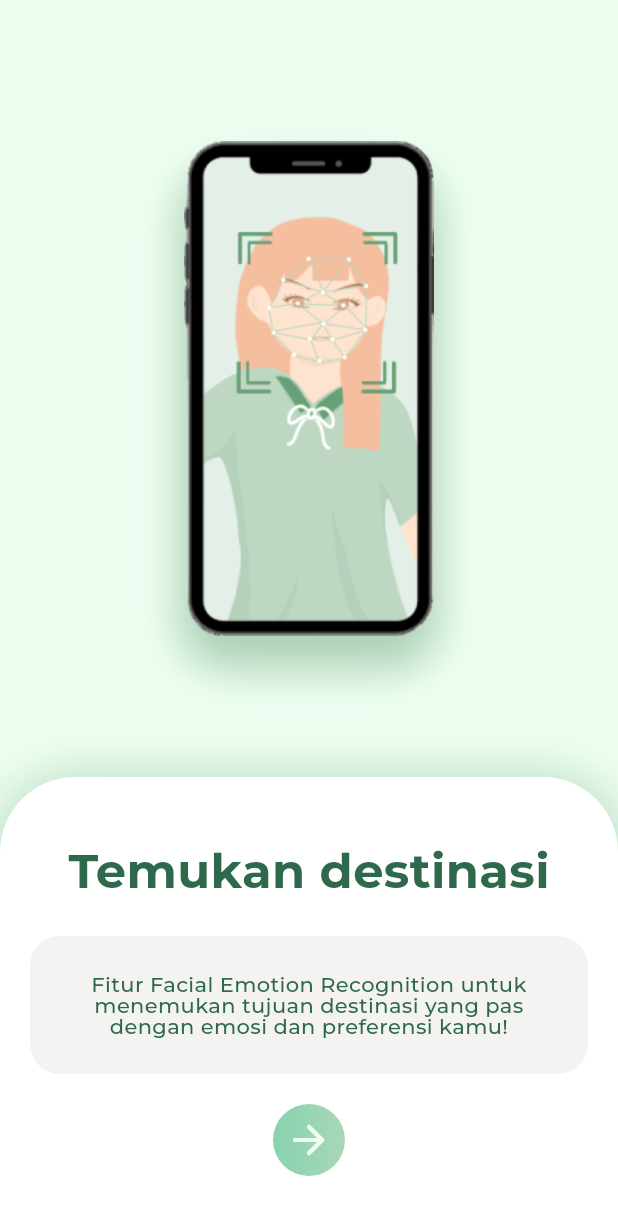
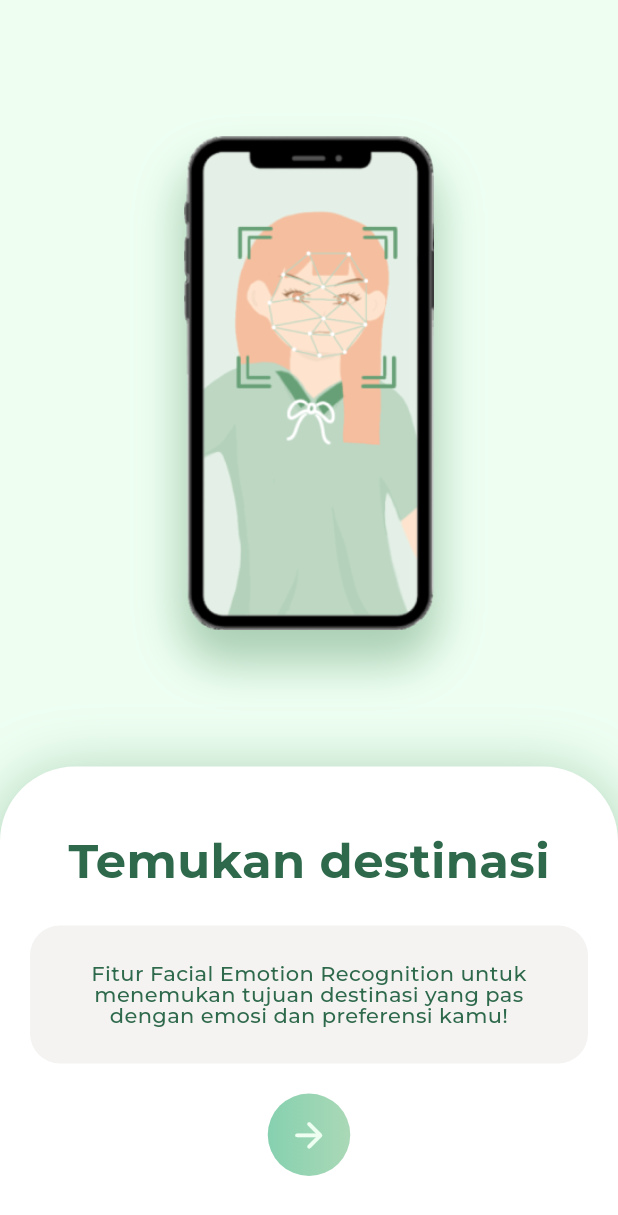
Before and after one commit to tatxha/vanira, a Flutter app: the Welcome2Page screen opened directly, on a phone screen of 412 x 824 dp. Shown: the top 1215 px of the screen. Run offline on Flutter 3.47's test engine with Material 3 defaults, Android fonts, the phone set to English and light mode, and no system bars; our stand-ins replace carousel_slider, smooth_page_indicator; project files that could hold a hidden picture were left out.

Commit message:
fixed next button sizing

```diff
--- a/lib/pages/home_page.dart
+++ b/lib/pages/home_page.dart
@@ -104,10 +104,10 @@ class _HomePageState extends State<HomePage> with AppMixin{
                       mainAxisAlignment: MainAxisAlignment.center,
                       children: [
                         Text("Cari Tempat Wisata"),
-                        Text("Temukan tempat wisata yang sesuai dengan kepribadian kamu dengan Trip Matcher!"),
+                        // Text("Temukan tempat wisata yang sesuai dengan kepribadian kamu dengan Trip Matcher!"),
                         NextButton(
                           onPressed: (){},
-                          size: 20,
+                          size: 32,
                         )
                       ],
                     ),
--- a/lib/templates/buttons/next_button.dart
+++ b/lib/templates/buttons/next_button.dart
@@ -8,12 +8,13 @@ class NextButton extends StatelessWidget with AppMixin {
 
   NextButton({
     required this.onPressed,
-    this.size = 32,
+    this.size = 55,
   });
 
   @override
   Widget build(BuildContext context) {
     return Container(
+      height: size,
       child: TextButton(
         onPressed: onPressed,
         style: TextButton.styleFrom(
@@ -21,7 +22,7 @@ class NextButton extends StatelessWidget with AppMixin {
         ),
         child: Icon(
           Icons.arrow_forward_rounded,
-          size: size,
+          size: size/2,
         )
       ),
       decoration: BoxDecoration(
```
